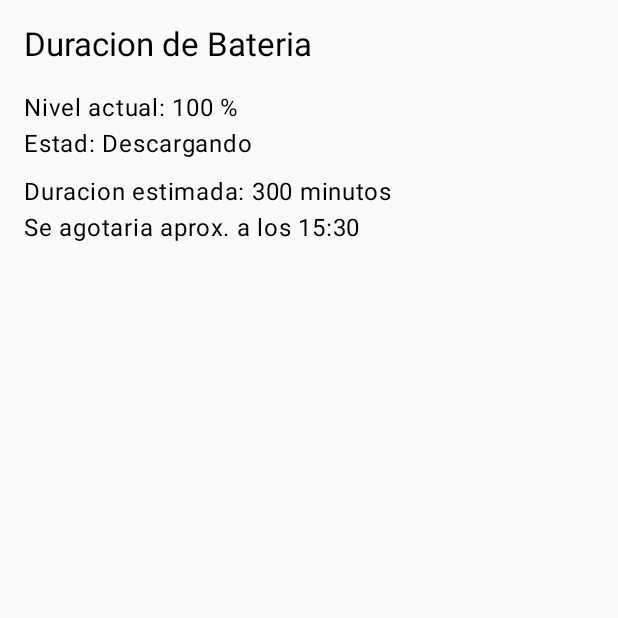
After one commit to nicoolukes/LOAM25_Proyecto, an Android app built with Jetpack Compose: the BateryScreen screen opened through its navigation route, on a phone screen of 412 x 824 dp, the top half of it. The commit adds this screen. Run offline under Robolectric (Android 15) with nearby library versions, the phone set to English and light mode, and no system bars; our stand-ins replace Firebase (no records; nobody signed in at launch, a user with empty details on screens opened directly); libraries missing offline, so code that uses them is left out: org.osmdroid.config; pictures from the network do not load; 1 statement that could not run was skipped.

Commit message:
chat completado

```diff
--- a/app/build.gradle.kts
+++ b/app/build.gradle.kts
@@ -64,6 +64,8 @@ dependencies {
     implementation("androidx.navigation:navigation-compose:2.8.0")
     implementation("com.google.firebase:firebase-auth:21.0.1")
     implementation("com.google.firebase:firebase-database:20.0.3")
+    implementation("com.google.firebase:firebase-firestore-ktx")
+    implementation("com.google.firebase:firebase-storage-ktx")
     implementation(platform("com.google.firebase:firebase-bom:33.3.0"))
 
     implementation("io.ktor:ktor-client-core:2.3.6")
--- a/app/src/main/java/com/example/loam_proyecto/Navegation/AppNavegation.kt
+++ b/app/src/main/java/com/example/loam_proyecto/Navegation/AppNavegation.kt
@@ -4,6 +4,8 @@ import androidx.compose.runtime.Composable
 import androidx.navigation.compose.NavHost
 import androidx.navigation.compose.composable
 import androidx.navigation.compose.rememberNavController
+import com.example.loam_proyecto.Screen.BateryScreen
+import com.example.loam_proyecto.Screen.ChatScreen
 import com.example.loam_proyecto.Screen.MainScreen
 import com.example.loam_proyecto.Screen.MapaScreen
 import com.example.loam_proyecto.Screen.PreciosScreen
@@ -20,7 +22,11 @@ fun AppNavegation (){
         composable("main") { MainScreen(navController) } // es una pantalla navegable la "ruta" es <main>
         composable ("precios"){PreciosScreen()  }
         composable ("mapa"){ MapaScreen()  }
+        composable ("bateria"){ BateryScreen() }
+        composable ("Chat"){ ChatScreen() }
+
     }
 
 
+
 }
--- /dev/null
+++ b/app/src/main/java/com/example/loam_proyecto/Screen/BateryScreen.kt
@@ -0,0 +1,62 @@
+package com.example.loam_proyecto.Screen
+
+import android.content.Intent
+import android.content.IntentFilter
+import android.icu.util.Calendar
+import android.os.BatteryManager
+import androidx.compose.foundation.layout.Column
+import androidx.compose.foundation.layout.Spacer
+import androidx.compose.foundation.layout.fillMaxSize
+import androidx.compose.foundation.layout.height
+import androidx.compose.foundation.layout.padding
+import androidx.compose.material3.MaterialTheme
+import androidx.compose.material3.Text
+import androidx.compose.runtime.Composable
+import androidx.compose.runtime.LaunchedEffect
+import androidx.compose.runtime.getValue
+import androidx.compose.runtime.mutableStateOf
+import androidx.compose.runtime.remember
+import androidx.compose.runtime.setValue
+import androidx.compose.ui.Modifier
+import androidx.compose.ui.platform.LocalContext
+import androidx.compose.ui.unit.dp
+
+@Composable
+fun BateryScreen() {
+    val context = LocalContext.current
+    var bateria by remember { mutableStateOf(0) }
+    var cargar by remember {mutableStateOf(false)}
+
+    LaunchedEffect(Unit) {
+        val filtrar = IntentFilter(Intent.ACTION_BATTERY_CHANGED)
+        val estadoBateria: Intent? = context.registerReceiver(null, filtrar)
+        val nivel = estadoBateria?.getIntExtra(BatteryManager.EXTRA_LEVEL, -1) ?: -1
+        val escala = estadoBateria?.getIntExtra(BatteryManager.EXTRA_SCALE, -1) ?: -1
+        bateria = (nivel * 100 / escala.toFloat()).toInt()
+        val estado = estadoBateria?.getIntExtra(BatteryManager.EXTRA_STATUS, -1) ?: -1
+        cargar = estado == BatteryManager.BATTERY_STATUS_CHARGING || estado == BatteryManager.BATTERY_STATUS_FULL
+    }
+    val minutosPorcentaje = 3L
+    val minutosEstimado = bateria * minutosPorcentaje
+    val now = Calendar.getInstance()
+    now.add(Calendar.MINUTE, minutosEstimado.toInt())
+    val estimacionVaciadoHora = "${now.get(Calendar.HOUR_OF_DAY)}:${now.get(Calendar.MINUTE).toString().padStart(2, '0')}"
+
+    Column(
+        modifier = Modifier.fillMaxSize().padding(16.dp)
+    ){
+        Text("Duracion de Bateria", style = MaterialTheme.typography.titleLarge)
+        Spacer(modifier = Modifier.height(16.dp))
+        Text("Nivel actual: $bateria %")
+        Text("Estad: ${if (cargar) "Cargando" else "Descargando"}")
+
+        Spacer(modifier = Modifier.height(8.dp))
+
+        if(!cargar){
+            Text("Duracion estimada: $minutosEstimado minutos")
+            Text("Se agotaria aprox. a los $estimacionVaciadoHora")
+        }else{
+            Text("El dispositivo esta cargando, no se clacula estimacion.")
+        }
+    }
+}
--- a/app/src/main/java/com/example/loam_proyecto/Screen/MainScreen.kt
+++ b/app/src/main/java/com/example/loam_proyecto/Screen/MainScreen.kt
@@ -22,8 +22,18 @@ fun MainScreen(navController: NavHostController) {
         }
         LlamarConsejoInge()
 
-        Button(onClick = {navController.navigate("mapa")} ) {
+        Button( onClick = {navController.navigate("mapa")} ) {
             Text("Ver Mapa")
         }
+
+        Button( onClick = {navController.navigate("bateria")} ){
+            Text("Ver Bateria")
+        }
+
+        Button( onClick = {navController.navigate("Chat")} ){
+            Text("Chat")
+        }
+
+
     }
 }
```
Also changed, not shown: app/src/main/java/com/example/loam_proyecto/Screen/ChatScreen.kt (added, +66 -0 lines), app/src/main/java/com/example/loam_proyecto/data/Mensaje.kt (added, +8 -0 lines), app/src/main/java/com/example/loam_proyecto/repo/Chat.kt (added, +22 -0 lines).
